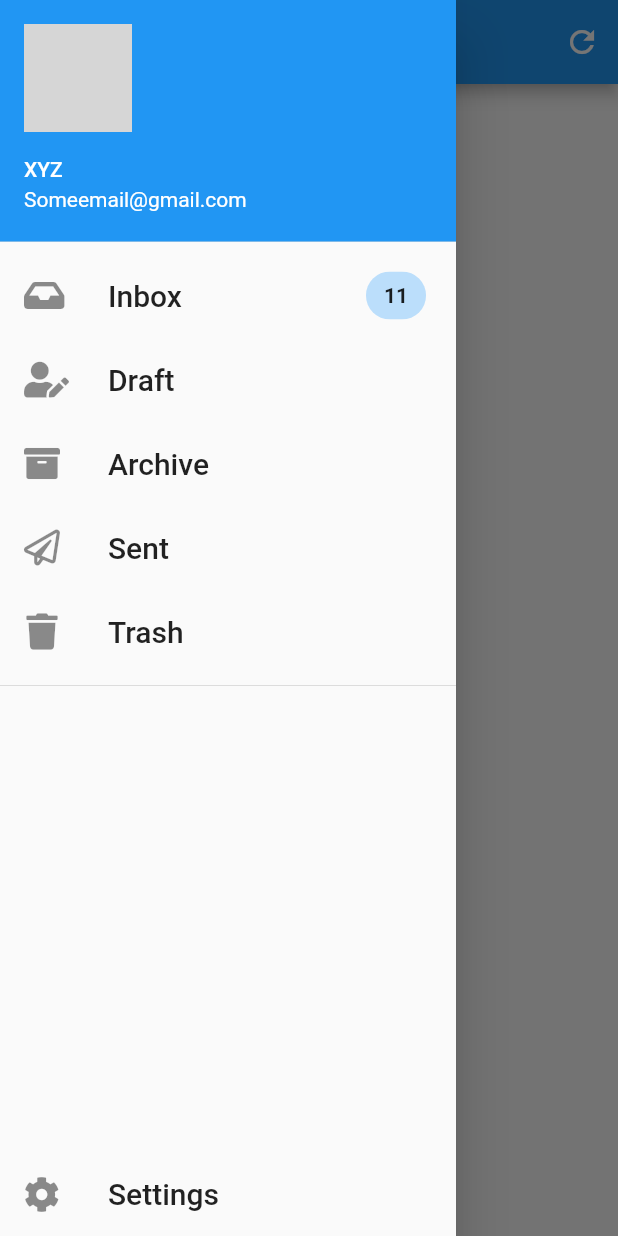
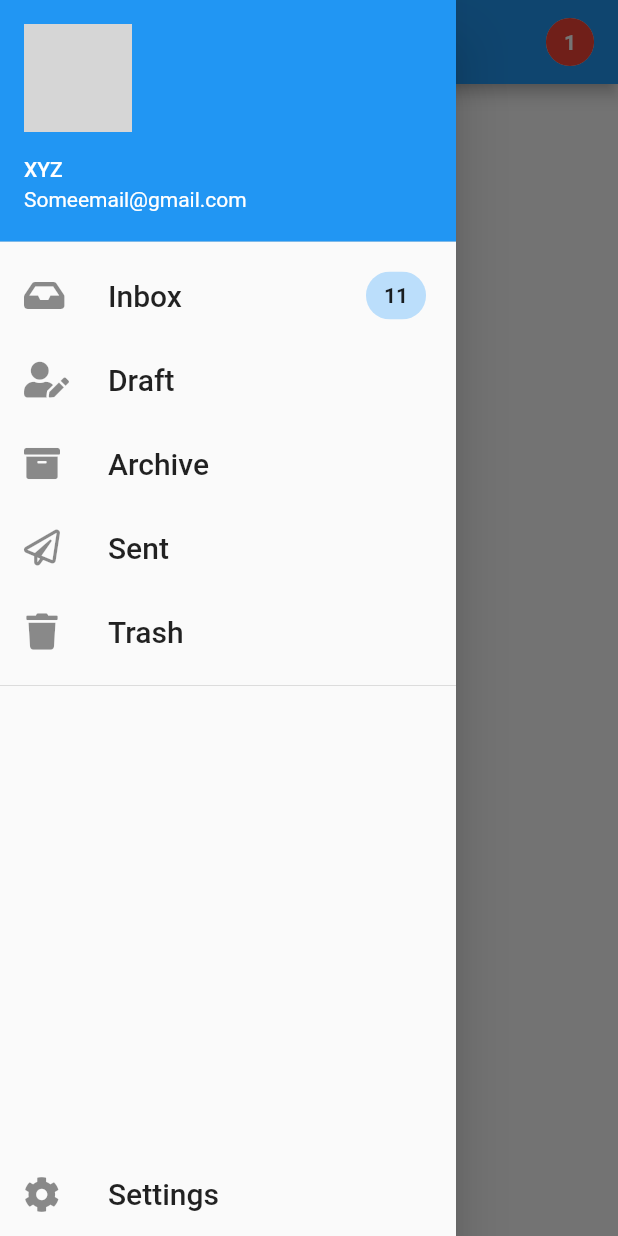
Before and after one commit to Nepali-San/Mail_App, a Flutter app: the Contacts screen opened directly, with the side drawer open, on a phone screen of 412 x 824 dp. Run offline on Flutter 3.47's test engine with Material 2 defaults, Android fonts, the phone set to English and light mode, and no system bars; our stand-ins replace flutter_slidable, font_awesome_flutter; generated files the repository leaves out were written again; network calls fail; grey boxes are pictures that could not be loaded.

Commit message:
apllying streams

```diff
--- /dev/null
+++ b/lib/Streams/ContactManager.dart
@@ -0,0 +1,25 @@
+import 'dart:async';
+
+List<String> CONTACTS = ['user1', 'user2', 'user3', 'user4', 'user5'];
+
+class ContactManager {
+  //this stream will return a list of contacts
+  Stream<List<String>> get contactList async* {
+    for (var i = 0; i < CONTACTS.length; i++) {
+      await Future.delayed(Duration(seconds: 2));
+      yield (CONTACTS.sublist(0, i + 1));
+    }
+  }
+
+  //this streamController is used for providing method to listen for changes in above stream
+  StreamController<int> _contactController = StreamController<int>();
+
+  //this stream will return stream added to the controller.
+  Stream<int> get contactCounter => _contactController.stream;
+
+  ContactManager() {
+    //we listent to the contactList and whenever it changes we add a data
+    //to another stream through controller.
+    contactList.listen((list) => _contactController.add(list.length));
+  }
+}
--- a/lib/pages/BottomNavBar/Contacts.dart
+++ b/lib/pages/BottomNavBar/Contacts.dart
@@ -1,16 +1,51 @@
 import 'package:flutter/material.dart';
-import 'package:mail_app_practise/widgets/AppBar.dart';
+import 'package:mail_app_practise/Streams/ContactManager.dart';
 import 'package:mail_app_practise/widgets/AppDrawer.dart';
 
 class Contacts extends StatelessWidget {
+  final ContactManager contactManager = ContactManager();
+
   @override
   Widget build(BuildContext context) {
     return Scaffold(
-      appBar: MyAppBar(title: Text('Contacts'),),
+      appBar: AppBar(
+        title: Text('Contacts'),
+        actions: <Widget>[
+          Padding(
+            padding: EdgeInsets.all(8.0),
+            child: Chip(
+              label: StreamBuilder<int>(
+                  stream: contactManager.contactCounter,
+                  builder: (context, snapshot) {
+                    return Text(
+                      snapshot.hasData ? snapshot.data.toString() : '0',
+                      style: TextStyle(
+                          color: Colors.white, fontWeight: FontWeight.bold),
+                    );
+                  }),
+              backgroundColor: Colors.red,
+            ),
+          )
+        ],
+      ),
       drawer: AppDrawer(),
-      body: Center(
-        child: Text('Contacts'),
-      ),
+      body: StreamBuilder<Object>(
+          stream: contactManager.contactList,
+          builder: (context, snapshot) {
+            List<String> contacts = snapshot.data;
+            Widget w = snapshot.hasData
+                ? Container(
+                    child: ListView.separated(
+                      separatorBuilder: (context, index) => Divider(),
+                      itemBuilder: (context, index) {
+                        return Text(contacts[index]);
+                      },
+                      itemCount: contacts.length,
+                    ),
+                  )
+                : Center(child: Text('No data here'));
+            return w;
+          }),
     );
   }
 }
```
